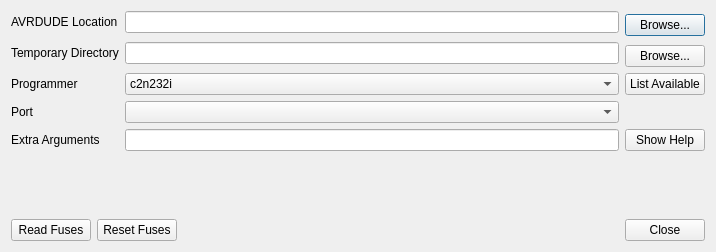
Before: the Qt Designer form src/burnconfigdialog.ui in xhorizont/eepe, drawn with Qt 5.
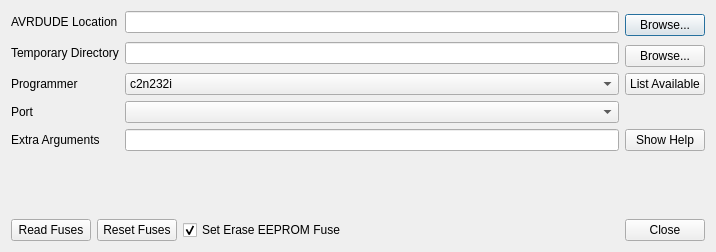
After: the same form once the commit is applied. Icons and pictures are not drawn.

```diff
--- a/src/burnconfigdialog.ui
+++ b/src/burnconfigdialog.ui
@@ -505,7 +505,7 @@
        </property>
       </widget>
      </item>
-     <item row="0" column="2">
+     <item row="0" column="3">
       <widget class="QDialogButtonBox" name="buttonBox">
        <property name="orientation">
         <enum>Qt::Horizontal</enum>
@@ -522,6 +522,16 @@
        </property>
       </widget>
      </item>
+     <item row="0" column="2">
+      <widget class="QCheckBox" name="eraseEEPROM_CB">
+       <property name="text">
+        <string>Set Erase EEPROM Fuse</string>
+       </property>
+       <property name="checked">
+        <bool>true</bool>
+       </property>
+      </widget>
+     </item>
     </layout>
    </item>
    <item row="1" column="0">
```
